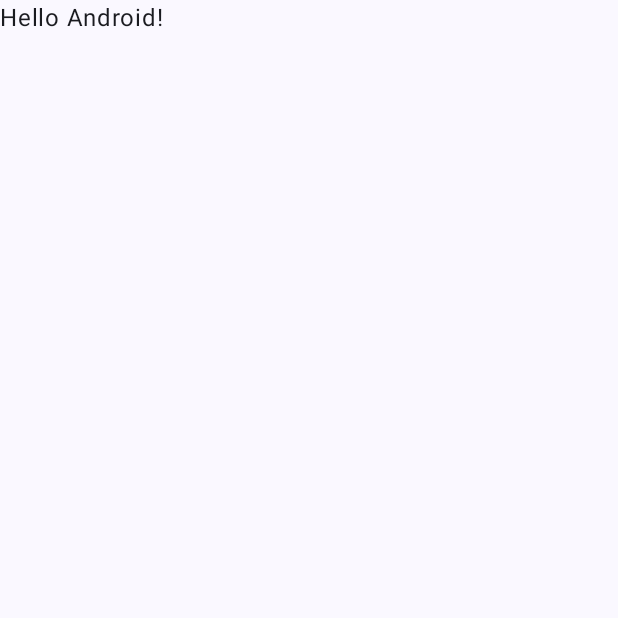
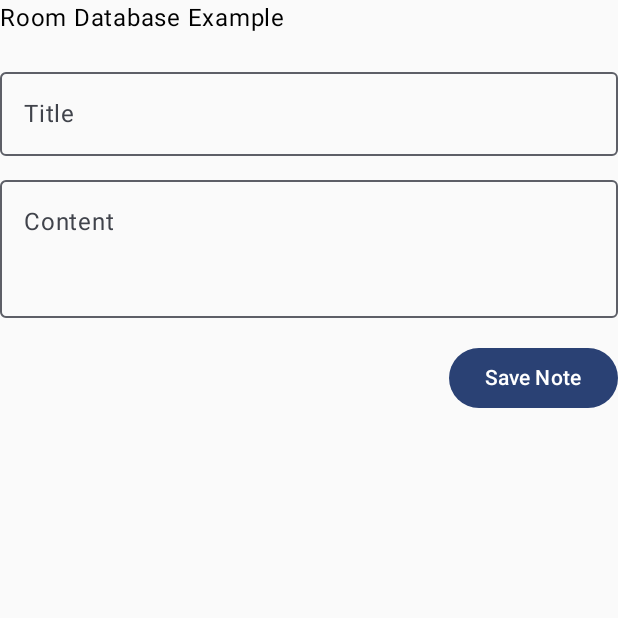
Before and after one commit to guilhermeleitao2002/Basic-Apps, an Android app built with Jetpack Compose: the screen it shows after launch (MainActivity), on a phone screen of 412 x 824 dp, the top half of it. Before the commit the part shown is almost empty. Run offline under Robolectric (Android 15) with nearby library versions, the phone set to English and light mode, and no system bars; our stand-ins replace Room's generated code; network calls fail.

Commit message:
feat(storednotesapp): implement basic CRUD operations for notes
This commit introduces the core functionality for the StoredNotesApp, allowing users to create, read, update, and delete notes.

Key changes:
- Added `NoteScreen` composable to display notes and handle user input.
- Implemented input fields for note title and content.
- Added a "Save Note" button to persist new notes.
- Created a `NoteItem` composable to represent individual notes in a list.
- Included a delete button for each note item.
- Utilized a `NoteViewModel` to manage UI state and interact with the data layer.
- Display notes from the database using a `LazyColumn`.
- Formatted the note timestamp for better readability.

```diff
--- a/StoredNotesApp/app/src/main/java/pt/ist/cmu/storednotesapp/MainActivity.kt
+++ b/StoredNotesApp/app/src/main/java/pt/ist/cmu/storednotesapp/MainActivity.kt
@@ -4,14 +4,36 @@ import android.os.Bundle
 import androidx.activity.ComponentActivity
 import androidx.activity.compose.setContent
 import androidx.activity.enableEdgeToEdge
+import androidx.compose.foundation.layout.Arrangement
+import androidx.compose.foundation.layout.Column
+import androidx.compose.foundation.layout.PaddingValues
+import androidx.compose.foundation.layout.Row
+import androidx.compose.foundation.layout.Spacer
 import androidx.compose.foundation.layout.fillMaxSize
+import androidx.compose.foundation.layout.fillMaxWidth
+import androidx.compose.foundation.layout.height
 import androidx.compose.foundation.layout.padding
-import androidx.compose.material3.Scaffold
+import androidx.compose.foundation.lazy.LazyColumn
+import androidx.compose.material.icons.Icons
+import androidx.compose.material.icons.filled.Delete
+import androidx.compose.material3.Button
+import androidx.compose.material3.Card
+import androidx.compose.material3.Icon
+import androidx.compose.material3.IconButton
+import androidx.compose.material3.OutlinedTextField
 import androidx.compose.material3.Text
 import androidx.compose.runtime.Composable
+import androidx.compose.runtime.collectAsState
+import androidx.compose.ui.Alignment
 import androidx.compose.ui.Modifier
-import androidx.compose.ui.tooling.preview.Preview
+import androidx.compose.ui.unit.dp
+import androidx.lifecycle.viewmodel.compose.viewModel
+import androidx.compose.runtime.getValue
+import androidx.compose.foundation.lazy.items
 import pt.ist.cmu.storednotesapp.ui.theme.StoredNotesAppTheme
+import java.text.SimpleDateFormat
+import java.util.Date
+import java.util.Locale
 
 class MainActivity : ComponentActivity() {
     override fun onCreate(savedInstanceState: Bundle?) {
@@ -19,29 +41,101 @@ class MainActivity : ComponentActivity() {
         enableEdgeToEdge()
         setContent {
             StoredNotesAppTheme {
-                Scaffold(modifier = Modifier.fillMaxSize()) { innerPadding ->
-                    Greeting(
-                        name = "Android",
-                        modifier = Modifier.padding(innerPadding)
-                    )
-                }
+                NoteScreen()
             }
         }
     }
 }
 
+
 @Composable
-fun Greeting(name: String, modifier: Modifier = Modifier) {
-    Text(
-        text = "Hello $name!",
-        modifier = modifier
-    )
+fun NoteScreen(viewModel: NoteViewModel = viewModel(), innerPadding: PaddingValues = PaddingValues()) {
+    val notes by viewModel.allNotes.collectAsState()
+    val title by viewModel.noteTitle.collectAsState()
+    val content by viewModel.noteContent.collectAsState()
+
+    Column(
+        modifier = Modifier
+            .fillMaxSize()
+            .padding(innerPadding.calculateTopPadding())
+    ) {
+        Text(
+            text = "Room Database Example",
+            modifier = Modifier.padding(bottom = 16.dp)
+        )
+
+        // Input fields
+        OutlinedTextField(
+            value = title,
+            onValueChange = { viewModel.updateTitle(it) },
+            label = { Text("Title") },
+            modifier = Modifier.fillMaxWidth()
+        )
+
+        Spacer(modifier = Modifier.height(8.dp))
+
+        OutlinedTextField(
+            value = content,
+            onValueChange = { viewModel.updateContent(it) },
+            label = { Text("Content") },
+            modifier = Modifier
+                .fillMaxWidth()
+                .height(100.dp)
+        )
+
+        Spacer(modifier = Modifier.height(16.dp))
+
+        Button(
+            onClick = { viewModel.saveNote() },
+            modifier = Modifier.align(Alignment.End)
+        ) {
+            Text("Save Note")
+        }
+
+        Spacer(modifier = Modifier.height(16.dp))
+
+        LazyColumn {
+            items(notes) { note ->
+                NoteItem (
+                    note = note,
+                    onDelete = { viewModel.deleteNote(note) }
+                )
+            }
+        }
+    }
 }
 
-@Preview(showBackground = true)
+
 @Composable
-fun GreetingPreview() {
-    StoredNotesAppTheme {
-        Greeting("Android")
+fun NoteItem(note: Note, onDelete: () -> Unit) {
+    Card(
+        modifier = Modifier
+            .fillMaxWidth()
+            .padding(vertical = 4.dp)
+    ) {
+        Row(
+            modifier = Modifier
+                .fillMaxWidth()
+                .padding(16.dp),
+            horizontalArrangement = Arrangement.SpaceBetween,
+            verticalAlignment = Alignment.CenterVertically
+        ) {
+            Column(modifier = Modifier.weight(1f)) {
+                Text(
+                    text = note.title
+                )
+                Text(
+                    text = note.content
+                )
+                Text(
+                    text = SimpleDateFormat("MM/dd/yyyy HH:mm", Locale.getDefault())
+                        .format(Date(note.timestamp))
+                )
+            }
+
+            IconButton(onClick = onDelete) {
+                Icon(Icons.Default.Delete, contentDescription = "Delete")
+            }
+        }
     }
 }
```
